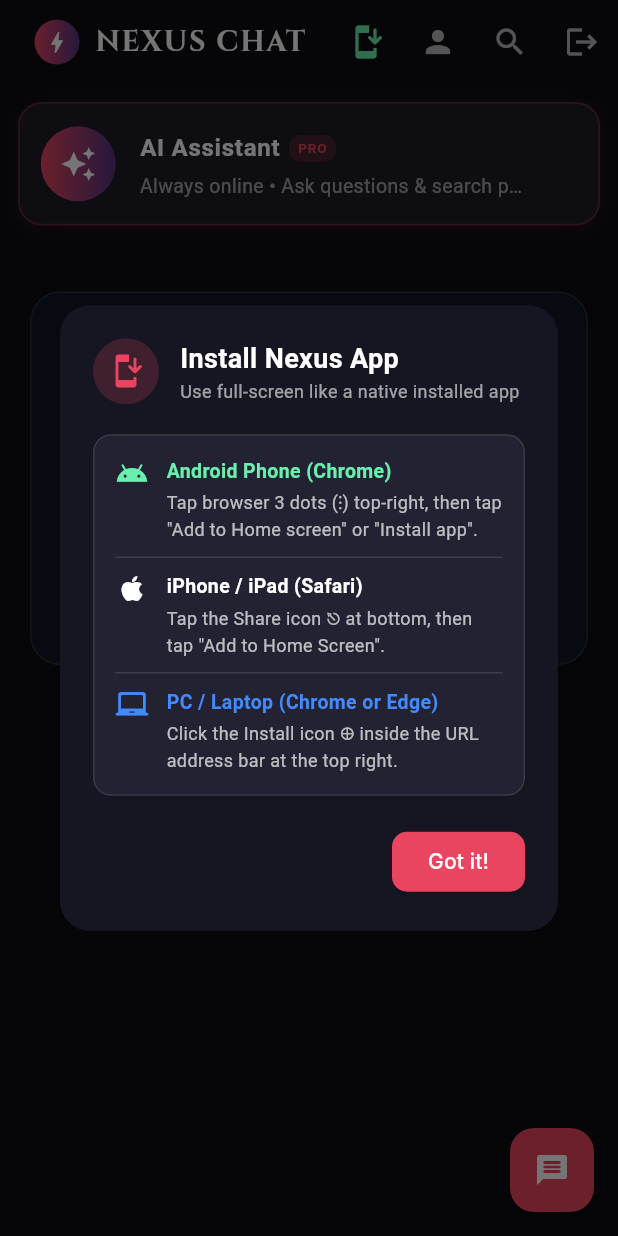
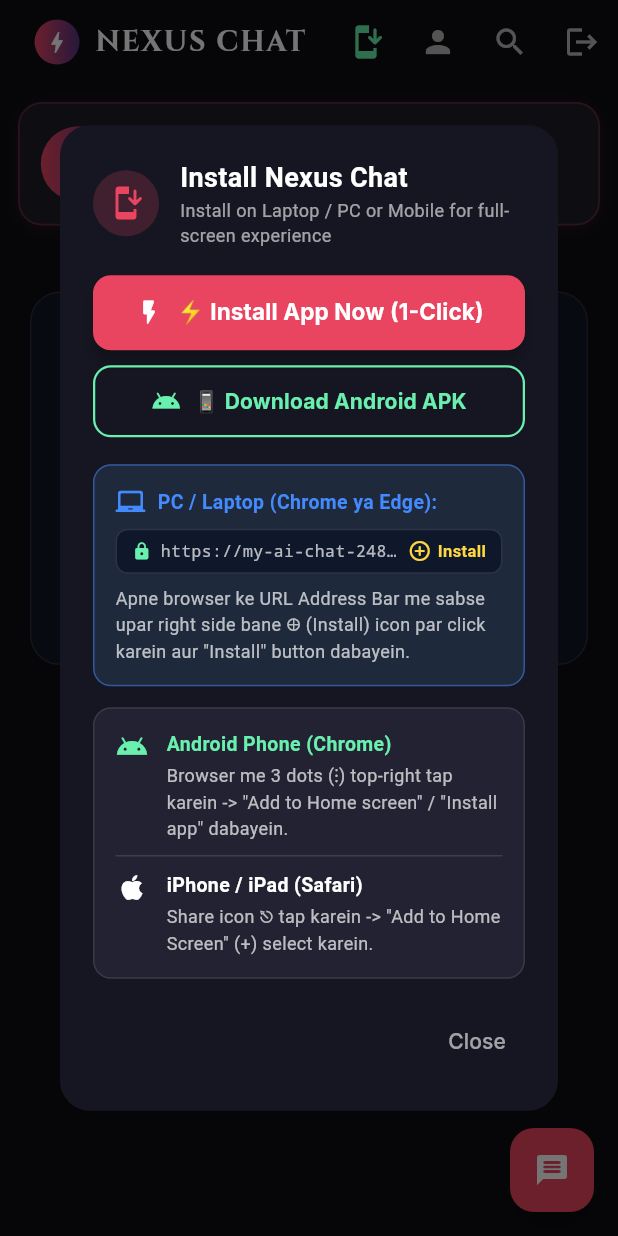
Before and after one commit to faraz248/Prime-Chat, a Flutter app: the screen it shows once a user with an empty profile is signed in, after a tap on the "install mobile" icon, on a phone screen of 412 x 824 dp. Run offline on Flutter 3.47's test engine with Material 3 defaults, Android fonts, the phone set to English and light mode, and no system bars; our stand-ins replace audioplayers, cloud_firestore, firebase_auth, firebase_core, firebase_storage, flutter_riverpod and 4 more; missing offline and left inert: dart:html, dart:js, record; accounts and stored records are empty.

Commit message:
feat: enhance PWA installation with 1-click trigger and detailed PC/mobile guide

```diff
--- a/lib/ui/home_screen.dart
+++ b/lib/ui/home_screen.dart
@@ -4,6 +4,8 @@
 import 'package:cloud_firestore/cloud_firestore.dart';
 import 'package:firebase_auth/firebase_auth.dart';
 import 'package:intl/intl.dart';
+import 'package:url_launcher/url_launcher.dart';
+import '../utils/pwa_installer.dart';
 import '../providers/providers.dart';
 import 'chat_screen.dart';
 import 'admin_panel.dart';
@@ -87,8 +89,9 @@
         backgroundColor: const Color(0xFF161622),
         shape: RoundedRectangleBorder(borderRadius: BorderRadius.circular(20)),
         child: Container(
-          width: 440,
+          width: 480,
           padding: const EdgeInsets.all(22),
+          child: SingleChildScrollView(
             child: Column(
               mainAxisSize: MainAxisSize.min,
               crossAxisAlignment: CrossAxisAlignment.start,
@@ -109,11 +112,11 @@
                         crossAxisAlignment: CrossAxisAlignment.start,
                         children: [
                           Text(
-                          'Install Nexus App',
+                            'Install Nexus Chat',
                             style: TextStyle(color: Colors.white, fontSize: 18, fontWeight: FontWeight.bold),
                           ),
                           Text(
-                          'Use full-screen like a native installed app',
+                            'Install on Laptop / PC or Mobile for full-screen experience',
                             style: TextStyle(color: Colors.white60, fontSize: 12),
                           ),
                         ],
@@ -121,7 +124,129 @@
                     ),
                   ],
                 ),
-              const SizedBox(height: 20),
+                const SizedBox(height: 18),
+                // Primary Action Button 1: 1-Click Install PWA
+                SizedBox(
+                  width: double.infinity,
+                  child: ElevatedButton.icon(
+                    style: ElevatedButton.styleFrom(
+                      backgroundColor: const Color(0xFFE94560),
+                      foregroundColor: Colors.white,
+                      padding: const EdgeInsets.symmetric(vertical: 14),
+                      shape: RoundedRectangleBorder(borderRadius: BorderRadius.circular(12)),
+                      elevation: 4,
+                    ),
+                    icon: const Icon(Icons.flash_on_rounded, color: Colors.white, size: 20),
+                    label: const Text(
+                      '⚡ Install App Now (1-Click)',
+                      style: TextStyle(fontWeight: FontWeight.bold, fontSize: 15),
+                    ),
+                    onPressed: () async {
+                      final triggered = await PwaInstaller.promptInstall();
+                      if (triggered) {
+                        Navigator.pop(ctx);
+                        ScaffoldMessenger.of(context).showSnackBar(
+                          const SnackBar(
+                            backgroundColor: Color(0xFF22C55E),
+                            content: Text('Installation prompt opened! Click "Install" to complete.'),
+                          ),
+                        );
+                      } else {
+                        ScaffoldMessenger.of(context).showSnackBar(
+                          const SnackBar(
+                            backgroundColor: Color(0xFF533483),
+                            content: Text('Desktop Users: URL Address Bar ke right side me ⊕ icon par click karein!'),
+                            duration: Duration(seconds: 4),
+                          ),
+                        );
+                      }
+                    },
+                  ),
+                ),
+                const SizedBox(height: 10),
+                // Primary Action Button 2: Download APK
+                SizedBox(
+                  width: double.infinity,
+                  child: OutlinedButton.icon(
+                    style: OutlinedButton.styleFrom(
+                      foregroundColor: Colors.greenAccent,
+                      side: const BorderSide(color: Colors.greenAccent, width: 1.5),
+                      padding: const EdgeInsets.symmetric(vertical: 14),
+                      shape: RoundedRectangleBorder(borderRadius: BorderRadius.circular(12)),
+                    ),
+                    icon: const Icon(Icons.android_rounded, color: Colors.greenAccent, size: 20),
+                    label: const Text(
+                      '📱 Download Android APK',
+                      style: TextStyle(fontWeight: FontWeight.bold, fontSize: 14),
+                    ),
+                    onPressed: () async {
+                      final uri = Uri.parse('nexus-chat.apk');
+                      await launchUrl(uri, mode: LaunchMode.externalApplication);
+                    },
+                  ),
+                ),
+                const SizedBox(height: 18),
+                // Highlighted Desktop Guide Callout
+                Container(
+                  padding: const EdgeInsets.all(14),
+                  decoration: BoxDecoration(
+                    color: const Color(0xFF1E293B),
+                    borderRadius: BorderRadius.circular(12),
+                    border: Border.all(color: Colors.blueAccent.withOpacity(0.5)),
+                  ),
+                  child: Column(
+                    crossAxisAlignment: CrossAxisAlignment.start,
+                    children: [
+                      Row(
+                        children: const [
+                          Icon(Icons.laptop_chromebook_rounded, color: Colors.blueAccent, size: 20),
+                          SizedBox(width: 8),
+                          Text(
+                            'PC / Laptop (Chrome ya Edge):',
+                            style: TextStyle(color: Colors.blueAccent, fontWeight: FontWeight.bold, fontSize: 13),
+                          ),
+                        ],
+                      ),
+                      const SizedBox(height: 8),
+                      // URL bar visual simulation
+                      Container(
+                        padding: const EdgeInsets.symmetric(horizontal: 10, vertical: 6),
+                        decoration: BoxDecoration(
+                          color: const Color(0xFF0F172A),
+                          borderRadius: BorderRadius.circular(8),
+                          border: Border.all(color: Colors.white12),
+                        ),
+                        child: Row(
+                          children: const [
+                            Icon(Icons.lock, color: Colors.greenAccent, size: 13),
+                            SizedBox(width: 6),
+                            Expanded(
+                              child: Text(
+                                'https://my-ai-chat-248.web.app',
+                                style: TextStyle(color: Colors.white70, fontSize: 11, fontFamily: 'monospace'),
+                                overflow: TextOverflow.ellipsis,
+                              ),
+                            ),
+                            SizedBox(width: 6),
+                            Icon(Icons.add_circle_outline_rounded, color: Colors.amberAccent, size: 16),
+                            SizedBox(width: 4),
+                            Text(
+                              'Install',
+                              style: TextStyle(color: Colors.amberAccent, fontSize: 11, fontWeight: FontWeight.bold),
+                            ),
+                          ],
+                        ),
+                      ),
+                      const SizedBox(height: 8),
+                      const Text(
+                        'Apne browser ke URL Address Bar me sabse upar right side bane ⊕ (Install) icon par click karein aur "Install" button dabayein.',
+                        style: TextStyle(color: Colors.white70, fontSize: 12),
+                      ),
+                    ],
+                  ),
+                ),
+                const SizedBox(height: 14),
+                // Mobile Steps
                 Container(
                   padding: const EdgeInsets.all(14),
                   decoration: BoxDecoration(
@@ -135,38 +260,28 @@
                         icon: Icons.android_rounded,
                         color: Colors.greenAccent,
                         title: 'Android Phone (Chrome)',
-                      instruction: 'Tap browser 3 dots (⋮) top-right, then tap "Add to Home screen" or "Install app".',
+                        instruction: 'Browser me 3 dots (⋮) top-right tap karein -> "Add to Home screen" / "Install app" dabayein.',
                       ),
                       const Divider(color: Colors.white12, height: 20),
                       _buildInstallStep(
                         icon: Icons.apple_rounded,
                         color: Colors.white,
                         title: 'iPhone / iPad (Safari)',
-                      instruction: 'Tap the Share icon ⎋ at bottom, then tap "Add to Home Screen".',
-                    ),
-                    const Divider(color: Colors.white12, height: 20),
-                    _buildInstallStep(
-                      icon: Icons.laptop_chromebook_rounded,
-                      color: Colors.blueAccent,
-                      title: 'PC / Laptop (Chrome or Edge)',
-                      instruction: 'Click the Install icon ⊕ inside the URL address bar at the top right.',
+                        instruction: 'Share icon ⎋ tap karein -> "Add to Home Screen" (+) select karein.',
                       ),
                     ],
                   ),
                 ),
-              const SizedBox(height: 20),
+                const SizedBox(height: 18),
                 Align(
                   alignment: Alignment.centerRight,
-                child: ElevatedButton(
-                  style: ElevatedButton.styleFrom(
-                    backgroundColor: const Color(0xFFE94560),
-                    shape: RoundedRectangleBorder(borderRadius: BorderRadius.circular(10)),
-                  ),
+                  child: TextButton(
                     onPressed: () => Navigator.pop(ctx),
-                  child: const Text('Got it!', style: TextStyle(color: Colors.white)),
+                    child: const Text('Close', style: TextStyle(color: Colors.white60)),
                   ),
                 ),
               ],
+            ),
           ),
         ),
       ),
--- /dev/null
+++ b/lib/utils/pwa_installer.dart
@@ -0,0 +1,12 @@
+import 'pwa_installer_stub.dart'
+    if (dart.library.html) 'pwa_installer_web.dart' as impl;
+
+class PwaInstaller {
+  static Future<bool> promptInstall() async {
+    return await impl.promptInstall();
+  }
+
+  static bool isInstallAvailable() {
+    return impl.isInstallAvailable();
+  }
+}
```
Also changed, not shown: lib/utils/pwa_installer_stub.dart (added, +7 -0 lines), lib/utils/pwa_installer_web.dart (added, +22 -0 lines), 2 other files. Lines whose indentation alone changed are shown as unchanged.
